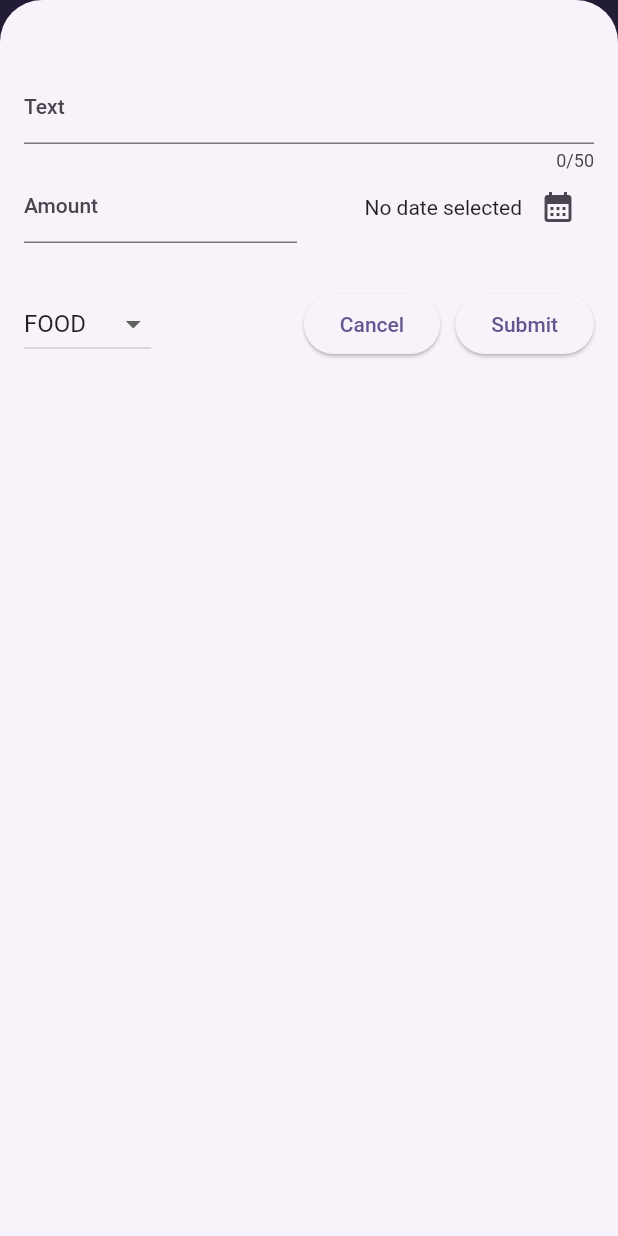
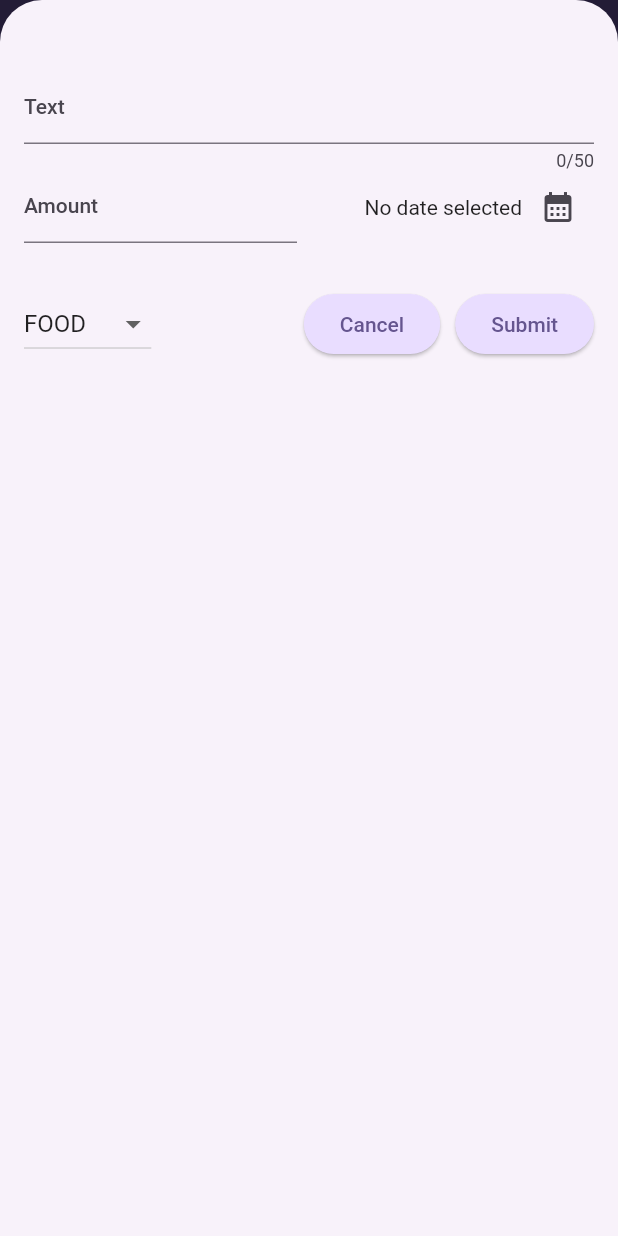
Before and after one commit to bryantmuhammad/expense_flutter, a Flutter app: the screen it shows after launch, after a tap on the "add" icon, on a phone screen of 412 x 824 dp. Run offline on Flutter 3.47's test engine with Material 2 defaults, Android fonts, the phone set to English and light mode, and no system bars.

Commit message:
Adding theme and chart

```diff
--- a/lib/main.dart
+++ b/lib/main.dart
@@ -1,17 +1,60 @@
 import 'package:expense_tracker/widgets/expenses.dart';
 import 'package:flutter/material.dart';
 
-var kColorScheme =
-    ColorScheme.fromSeed(seedColor: const Color.fromARGB(255, 96, 59, 181));
+var kColorScheme = ColorScheme.fromSeed(
+  seedColor: const Color.fromARGB(255, 96, 59, 181),
+);
+
+var kDarkColorScheme = ColorScheme.fromSeed(
+  brightness: Brightness.dark,
+  seedColor: const Color.fromARGB(250, 5, 99, 125),
+);
+
 void main(List<String> args) {
   runApp(MaterialApp(
+    darkTheme: ThemeData.dark().copyWith(
+      useMaterial3: true,
+      colorScheme: kDarkColorScheme,
+      cardTheme: const CardTheme().copyWith(
+        color: kDarkColorScheme.secondaryContainer,
+        margin: const EdgeInsets.symmetric(
+          horizontal: 16,
+          vertical: 8,
+        ),
+      ),
+      elevatedButtonTheme: ElevatedButtonThemeData(
+        style: ElevatedButton.styleFrom(
+          backgroundColor: kDarkColorScheme.primaryContainer,
+          foregroundColor: kDarkColorScheme.onPrimaryContainer,
+        ),
+      ),
+    ),
     theme: ThemeData().copyWith(
       useMaterial3: true,
       colorScheme: kColorScheme,
       appBarTheme: const AppBarTheme().copyWith(
         backgroundColor: kColorScheme.onPrimaryContainer,
-        foregroundColor: kColorScheme.onPrimaryContainer,
+        foregroundColor: kColorScheme.primaryContainer,
       ),
+      cardTheme: const CardTheme().copyWith(
+        color: kColorScheme.secondaryContainer,
+        margin: const EdgeInsets.symmetric(
+          horizontal: 16,
+          vertical: 8,
+        ),
+      ),
+      elevatedButtonTheme: ElevatedButtonThemeData(
+        style: ElevatedButton.styleFrom(
+          backgroundColor: kColorScheme.primaryContainer,
+        ),
+      ),
+      textTheme: ThemeData().textTheme.copyWith(
+            titleLarge: TextStyle(
+              fontWeight: FontWeight.bold,
+              fontSize: 14,
+              color: kColorScheme.onSecondaryContainer,
+            ),
+          ),
     ),
     home: const Expenses(),
   ));
--- a/lib/models/expense.dart
+++ b/lib/models/expense.dart
@@ -33,3 +33,25 @@ class Expense {
     return formatter.format(date);
   }
 }
+
+class ExpenseBucket {
+  const ExpenseBucket({required this.category, required this.expenses});
+
+  ExpenseBucket.forCategory(List<Expense> allExpense, this.category)
+      : expenses = allExpense
+            .where((expense) => expense.category == category)
+            .toList();
+
+  final Category category;
+  final List<Expense> expenses;
+
+  double get totalExpense {
+    double sum = 0;
+
+    for (final expense in expenses) {
+      sum += expense.amount;
+    }
+
+    return sum;
+  }
+}
--- /dev/null
+++ b/lib/widgets/chart/chart.dart
@@ -0,0 +1,95 @@
+import 'package:flutter/material.dart';
+
+import 'package:expense_tracker/widgets/chart/chart_bar.dart';
+import 'package:expense_tracker/models/expense.dart';
+
+class Chart extends StatelessWidget {
+  const Chart({super.key, required this.expenses});
+
+  final List<Expense> expenses;
+
+  List<ExpenseBucket> get buckets {
+    return [
+      ExpenseBucket.forCategory(expenses, Category.food),
+      ExpenseBucket.forCategory(expenses, Category.leisure),
+      ExpenseBucket.forCategory(expenses, Category.travel),
+      ExpenseBucket.forCategory(expenses, Category.work),
+    ];
+  }
+
+  double get maxTotalExpense {
+    double maxTotalExpense = 0;
+
+    for (final bucket in buckets) {
+      if (bucket.totalExpense > maxTotalExpense) {
+        maxTotalExpense = bucket.totalExpense;
+      }
+    }
+
+    return maxTotalExpense;
+  }
+
+  @override
+  Widget build(BuildContext context) {
+    final isDarkMode =
+        MediaQuery.of(context).platformBrightness == Brightness.dark;
+    return Container(
+      margin: const EdgeInsets.all(16),
+      padding: const EdgeInsets.symmetric(
+        vertical: 16,
+        horizontal: 8,
+      ),
+      width: double.infinity,
+      height: 180,
+      decoration: BoxDecoration(
+        borderRadius: BorderRadius.circular(8),
+        gradient: LinearGradient(
+          colors: [
+            Theme.of(context).colorScheme.primary.withOpacity(0.3),
+            Theme.of(context).colorScheme.primary.withOpacity(0.0)
+          ],
+          begin: Alignment.bottomCenter,
+          end: Alignment.topCenter,
+        ),
+      ),
+      child: Column(
+        children: [
+          Expanded(
+            child: Row(
+              crossAxisAlignment: CrossAxisAlignment.end,
+              children: [
+                for (final bucket in buckets) // alternative to map()
+                  ChartBar(
+                    fill: bucket.totalExpense == 0
+                        ? 0
+                        : bucket.totalExpense / maxTotalExpense,
+                  )
+              ],
+            ),
+          ),
+          const SizedBox(height: 12),
+          Row(
+            children: buckets
+                .map(
+                  (bucket) => Expanded(
+                    child: Padding(
+                      padding: const EdgeInsets.symmetric(horizontal: 4),
+                      child: Icon(
+                        iconCategory[bucket.category],
+                        color: isDarkMode
+                            ? Theme.of(context).colorScheme.secondary
+                            : Theme.of(context)
+                                .colorScheme
+                                .primary
+                                .withOpacity(0.7),
+                      ),
+                    ),
+                  ),
+                )
+                .toList(),
+          )
+        ],
+      ),
+    );
+  }
+}
--- /dev/null
+++ b/lib/widgets/chart/chart_bar.dart
@@ -0,0 +1,35 @@
+import 'package:flutter/material.dart';
+
+class ChartBar extends StatelessWidget {
+  const ChartBar({
+    super.key,
+    required this.fill,
+  });
+
+  final double fill;
+
+  @override
+  Widget build(BuildContext context) {
+    final isDarkMode =
+        MediaQuery.of(context).platformBrightness == Brightness.dark;
+    return Expanded(
+      child: Padding(
+        padding: const EdgeInsets.symmetric(horizontal: 4),
+        child: FractionallySizedBox(
+          heightFactor: fill,
+          child: DecoratedBox(
+            decoration: BoxDecoration(
+              shape: BoxShape.rectangle,
+              borderRadius: const BorderRadius.vertical(
+                top: Radius.circular(8),
+              ),
+              color: isDarkMode
+                  ? Theme.of(context).colorScheme.secondary
+                  : Theme.of(context).colorScheme.primary.withOpacity(0.65),
+            ),
+          ),
+        ),
+      ),
+    );
+  }
+}
--- a/lib/widgets/expenses.dart
+++ b/lib/widgets/expenses.dart
@@ -1,3 +1,4 @@
+import 'package:expense_tracker/widgets/chart/chart.dart';
 import 'package:expense_tracker/widgets/expenses_list/expenses_list.dart';
 import 'package:expense_tracker/widgets/new_expense.dart';
 import 'package:flutter/material.dart';
@@ -89,10 +90,7 @@ class _ExpensesState extends State<Expenses> {
         ],
       ),
       body: Column(children: [
-        const Text(
-          'Graph',
-          textAlign: TextAlign.start,
-        ),
+        Chart(expenses: _registeredExpenses),
         Expanded(child: mainContent),
       ]),
     );
--- a/lib/widgets/expenses_list/expense_item.dart
+++ b/lib/widgets/expenses_list/expense_item.dart
@@ -15,7 +15,10 @@ class ExpenseItem extends StatelessWidget {
         ),
         child: Column(
           children: [
-            Text(expense.title),
+            Text(
+              expense.title,
+              style: Theme.of(context).textTheme.titleLarge,
+            ),
             const SizedBox(
               height: 4,
             ),
--- a/lib/widgets/expenses_list/expenses_list.dart
+++ b/lib/widgets/expenses_list/expenses_list.dart
@@ -17,6 +17,13 @@ class ExpensesList extends StatelessWidget {
     return ListView.builder(
       itemCount: expenses.length,
       itemBuilder: (ctx, index) => Dismissible(
+        background: Container(
+          color: Theme.of(context).colorScheme.error.withOpacity(0.75),
+          margin: EdgeInsets.symmetric(
+            horizontal: Theme.of(context).cardTheme.margin!.horizontal,
+            vertical: 8,
+          ),
+        ),
         key: ValueKey(expenses[index]),
         child: ExpenseItem(
           expenses[index],
```
Also changed, not shown: lib/widgets/new_expense.dart (+5 -4 lines), 1 other file.
